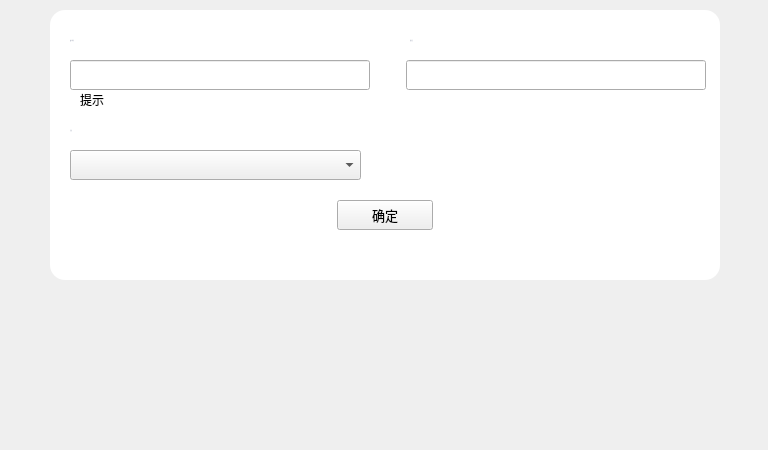
Qt form LNKWallet/contact/ContactAddWidget.ui (HcashOrg/hx-indicator) before a commit.
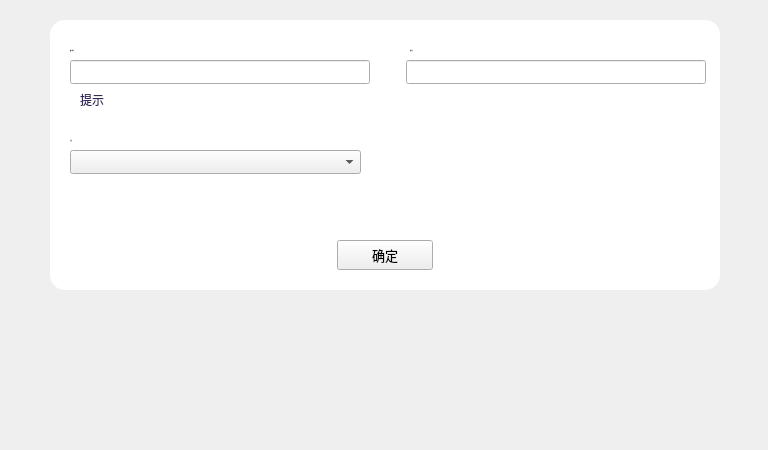
The same form after that commit.

```diff
--- a/LNKWallet/contact/ContactAddWidget.ui
+++ b/LNKWallet/contact/ContactAddWidget.ui
@@ -18,18 +18,31 @@
   <property name="windowTitle">
    <string>Form</string>
   </property>
+  <widget class="QWidget" name="widget" native="true">
+   <property name="geometry">
+    <rect>
+     <x>50</x>
+     <y>20</y>
+     <width>670</width>
+     <height>270</height>
+    </rect>
+   </property>
+   <property name="styleSheet">
+    <string notr="true">QLabel{font: 11px &quot;微软雅黑&quot;;color:rgb(52,37,90);}
+#widget{background-color: rgb(255, 255, 255);border-radius:15px;}</string>
+   </property>
   <widget class="QLabel" name="label">
    <property name="geometry">
     <rect>
-     <x>70</x>
-     <y>30</y>
+      <x>20</x>
+      <y>20</y>
      <width>200</width>
      <height>20</height>
     </rect>
    </property>
    <property name="font">
     <font>
-     <family>Microsoft YaHei UI Light</family>
+      <family>微软雅黑</family>
      <pointsize>-1</pointsize>
      <weight>50</weight>
      <italic>false</italic>
@@ -37,61 +50,24 @@
     </font>
    </property>
    <property name="styleSheet">
-    <string notr="true">color: rgb(198, 202, 212);
-font: 12px &quot;Microsoft YaHei UI Light&quot;;</string>
+     <string notr="true"/>
    </property>
    <property name="text">
     <string>账户地址</string>
    </property>
   </widget>
-  <widget class="QLabel" name="label_2">
-   <property name="geometry">
-    <rect>
-     <x>410</x>
-     <y>30</y>
-     <width>200</width>
-     <height>20</height>
-    </rect>
-   </property>
-   <property name="font">
-    <font>
-     <family>Microsoft YaHei UI Light</family>
-     <pointsize>-1</pointsize>
-     <weight>50</weight>
-     <italic>false</italic>
-     <bold>false</bold>
-    </font>
-   </property>
-   <property name="styleSheet">
-    <string notr="true">color: rgb(198, 202, 212);
-font: 12px &quot;Microsoft YaHei UI Light&quot;;</string>
-   </property>
-   <property name="text">
-    <string>备注名</string>
-   </property>
-  </widget>
-  <widget class="QLineEdit" name="lineEdit_remark">
-   <property name="geometry">
-    <rect>
-     <x>406</x>
-     <y>60</y>
-     <width>300</width>
-     <height>30</height>
-    </rect>
-   </property>
-  </widget>
   <widget class="QLabel" name="label_3">
    <property name="geometry">
     <rect>
-     <x>70</x>
-     <y>120</y>
+      <x>20</x>
+      <y>110</y>
      <width>200</width>
      <height>20</height>
     </rect>
    </property>
    <property name="font">
     <font>
-     <family>Microsoft YaHei UI Light</family>
+      <family>微软雅黑</family>
      <pointsize>-1</pointsize>
      <weight>50</weight>
      <italic>false</italic>
@@ -99,28 +75,17 @@
     </font>
    </property>
    <property name="styleSheet">
-    <string notr="true">color: rgb(198, 202, 212);
-font: 12px &quot;Microsoft YaHei UI Light&quot;;</string>
+     <string notr="true"/>
    </property>
    <property name="text">
     <string>分组</string>
    </property>
   </widget>
-  <widget class="QComboBox" name="comboBox_group">
-   <property name="geometry">
-    <rect>
-     <x>70</x>
-     <y>150</y>
-     <width>291</width>
-     <height>30</height>
-    </rect>
-   </property>
-  </widget>
   <widget class="QLabel" name="label_tip">
    <property name="geometry">
     <rect>
-     <x>80</x>
-     <y>90</y>
+      <x>30</x>
+      <y>70</y>
      <width>200</width>
      <height>20</height>
     </rect>
@@ -132,27 +97,21 @@
     <string>提示</string>
    </property>
   </widget>
-  <widget class="QLineEdit" name="lineEdit_address">
+   <widget class="QComboBox" name="comboBox_group">
    <property name="geometry">
     <rect>
-     <x>70</x>
-     <y>60</y>
-     <width>300</width>
-     <height>30</height>
-    </rect>
-   </property>
-   <property name="sizePolicy">
-    <sizepolicy hsizetype="Expanding" vsizetype="Fixed">
-     <horstretch>7</horstretch>
-     <verstretch>0</verstretch>
-    </sizepolicy>
-   </property>
+      <x>20</x>
+      <y>130</y>
+      <width>291</width>
+      <height>24</height>
+     </rect>
+    </property>
   </widget>
   <widget class="QToolButton" name="toolButton">
    <property name="geometry">
     <rect>
-     <x>337</x>
-     <y>200</y>
+      <x>287</x>
+      <y>220</y>
      <width>96</width>
      <height>30</height>
     </rect>
@@ -169,32 +128,58 @@
     <string>确定</string>
    </property>
   </widget>
-  <widget class="QLabel" name="label_back">
+   <widget class="QLabel" name="label_2">
    <property name="geometry">
     <rect>
-     <x>50</x>
-     <y>10</y>
-     <width>670</width>
-     <height>270</height>
-    </rect>
-   </property>
+      <x>360</x>
+      <y>20</y>
+      <width>200</width>
+      <height>20</height>
+     </rect>
+    </property>
+    <property name="font">
+     <font>
+      <family>微软雅黑</family>
+      <pointsize>-1</pointsize>
+      <weight>50</weight>
+      <italic>false</italic>
+      <bold>false</bold>
+     </font>
+    </property>
    <property name="styleSheet">
-    <string notr="true">background-color: rgb(255, 255, 255);
-border-radius:15px;</string>
+     <string notr="true"/>
    </property>
    <property name="text">
-    <string/>
-   </property>
-  </widget>
-  <zorder>label_back</zorder>
-  <zorder>label</zorder>
-  <zorder>label_2</zorder>
-  <zorder>lineEdit_remark</zorder>
-  <zorder>label_3</zorder>
-  <zorder>comboBox_group</zorder>
-  <zorder>label_tip</zorder>
-  <zorder>lineEdit_address</zorder>
-  <zorder>toolButton</zorder>
+     <string>备注名</string>
+    </property>
+   </widget>
+   <widget class="QLineEdit" name="lineEdit_address">
+    <property name="geometry">
+     <rect>
+      <x>20</x>
+      <y>40</y>
+      <width>300</width>
+      <height>24</height>
+     </rect>
+    </property>
+    <property name="sizePolicy">
+     <sizepolicy hsizetype="Expanding" vsizetype="Fixed">
+      <horstretch>7</horstretch>
+      <verstretch>0</verstretch>
+     </sizepolicy>
+    </property>
+   </widget>
+   <widget class="QLineEdit" name="lineEdit_remark">
+    <property name="geometry">
+     <rect>
+      <x>356</x>
+      <y>40</y>
+      <width>300</width>
+      <height>24</height>
+     </rect>
+    </property>
+   </widget>
+  </widget>
  </widget>
  <resources/>
  <connections/>
```
Lines whose indentation alone changed are shown as unchanged.
